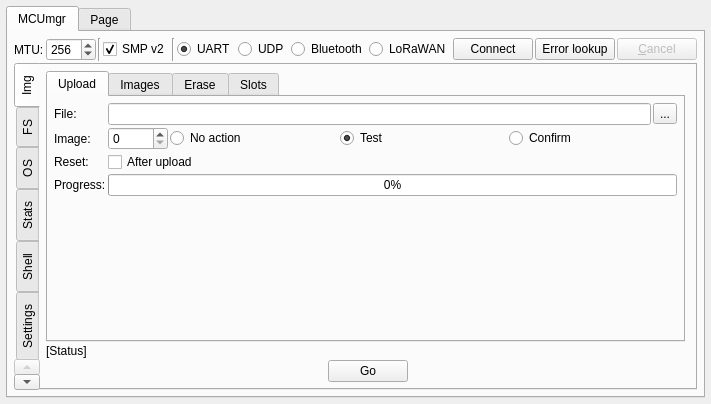
thedjnK/AuTerm, file plugins/mcumgr/form.ui: the form before one commit.
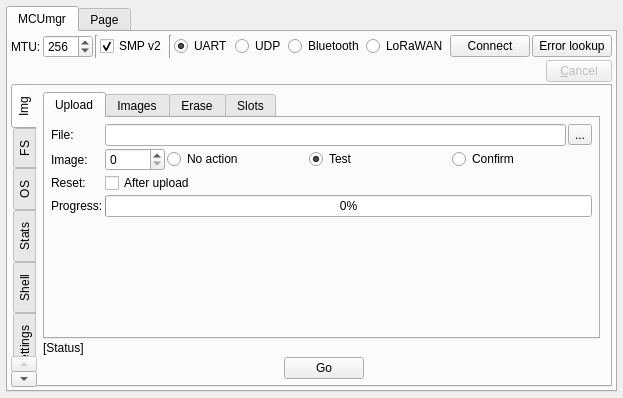
The form after the commit. Custom widgets are drawn as their Qt base class.

Commit message: plugins: mcumgr: Move cancel button to separate row

```diff
--- a/plugins/mcumgr/form.ui
+++ b/plugins/mcumgr/form.ui
@@ -6,8 +6,8 @@
    <rect>
     <x>0</x>
     <y>0</y>
-    <width>677</width>
-    <height>404</height>
+    <width>600</width>
+    <height>398</height>
    </rect>
   </property>
   <property name="windowTitle">
@@ -43,16 +43,16 @@
         <number>2</number>
        </property>
        <property name="leftMargin">
-        <number>6</number>
+        <number>3</number>
        </property>
        <property name="topMargin">
-        <number>6</number>
+        <number>3</number>
        </property>
        <property name="rightMargin">
-        <number>6</number>
+        <number>3</number>
        </property>
        <property name="bottomMargin">
-        <number>6</number>
+        <number>3</number>
        </property>
        <item>
         <layout class="QHBoxLayout" name="horizontalLayout_7">
@@ -182,28 +182,57 @@
           </widget>
          </item>
          <item>
+          <spacer name="horizontalSpacer_6">
+           <property name="orientation">
+            <enum>Qt::Orientation::Horizontal</enum>
+           </property>
+           <property name="sizeHint" stdset="0">
+            <size>
+             <width>20</width>
+             <height>20</height>
+            </size>
+           </property>
+          </spacer>
+         </item>
+        </layout>
+       </item>
+       <item>
+        <layout class="QHBoxLayout" name="horizontalLayout_27">
+         <property name="spacing">
+          <number>2</number>
+         </property>
+         <property name="topMargin">
+          <number>0</number>
+         </property>
+         <item>
+          <spacer name="horizontalSpacer_27">
+           <property name="orientation">
+            <enum>Qt::Orientation::Horizontal</enum>
+           </property>
+           <property name="sizeHint" stdset="0">
+            <size>
+             <width>40</width>
+             <height>20</height>
+            </size>
+           </property>
+          </spacer>
+         </item>
+         <item>
           <widget class="QPushButton" name="btn_cancel">
            <property name="enabled">
             <bool>false</bool>
            </property>
+           <property name="maximumSize">
+            <size>
+             <width>66</width>
+             <height>16777215</height>
+            </size>
+           </property>
            <property name="text">
             <string>&amp;Cancel</string>
            </property>
           </widget>
          </item>
-         <item>
-          <spacer name="horizontalSpacer_6">
-           <property name="orientation">
-            <enum>Qt::Orientation::Horizontal</enum>
-           </property>
-           <property name="sizeHint" stdset="0">
-            <size>
-             <width>20</width>
-             <height>20</height>
-            </size>
-           </property>
-          </spacer>
-         </item>
         </layout>
        </item>
        <item>
@@ -315,7 +344,7 @@
                 </layout>
                </item>
                <item row="0" column="0">
-                <widget class="QLabel" name="label_4">
+                <widget class="QLabel" name="label_43">
                  <property name="text">
                   <string>File:</string>
                  </property>
```
The commit also changes 3 other files.
